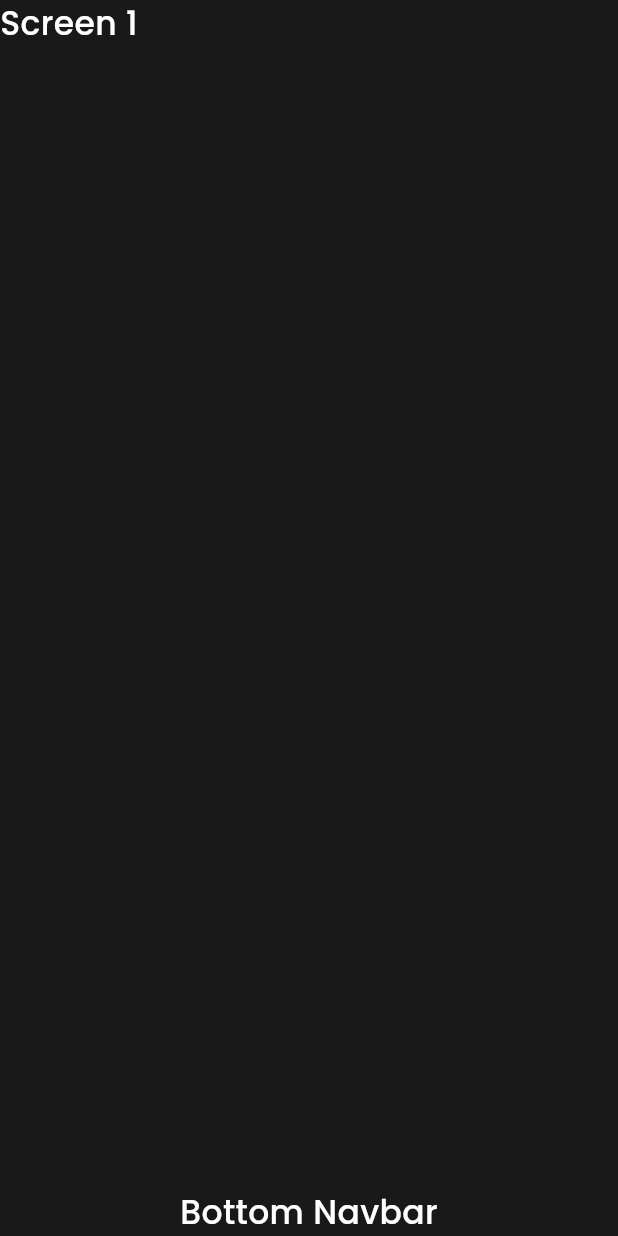
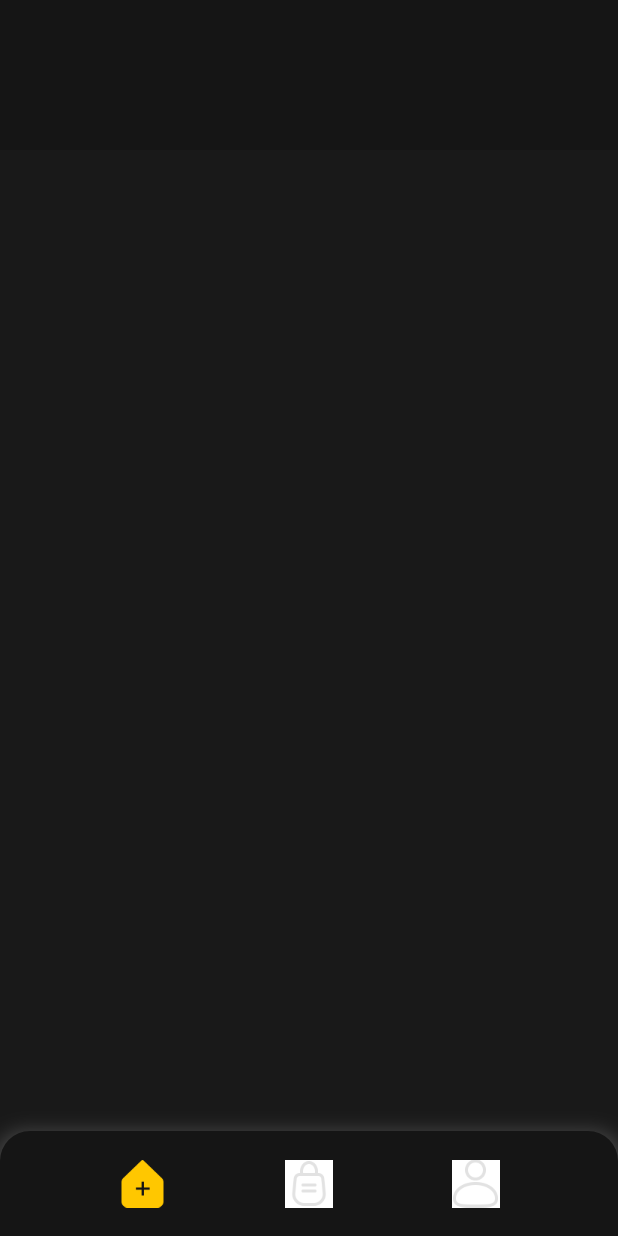
Before and after one commit to AqilFarros/food_app, a Flutter app: the MainPage screen opened directly, on a phone screen of 412 x 824 dp. Run offline on Flutter 3.47's test engine with Material 3 defaults, Android fonts, the phone set to English and light mode, and no system bars; our stand-ins replace flutter_spinkit, get, google_fonts, supercharged.

Commit message:
10 September 2024

```diff
--- /dev/null
+++ b/lib/ui/food_page.dart
@@ -0,0 +1,32 @@
+part of 'pages.dart';
+
+class FoodPage extends StatefulWidget {
+  const FoodPage({super.key});
+
+  @override
+  State<FoodPage> createState() => _FoodPageState();
+}
+
+class _FoodPageState extends State<FoodPage> {
+  int selectedIndex = 0;
+
+  @override
+  Widget build(BuildContext context) {
+    return ListView(
+      children: [
+        // header
+        Container(
+          width: double.infinity,
+          height: 100,
+          padding: const EdgeInsets.symmetric(
+            horizontal: defaultMargin,
+          ),
+          color: darkColor,
+          child: Row(
+            mainAxisAlignment: MainAxisAlignment.spaceBetween,
+          ),
+        ),
+      ],
+    );
+  }
+}
--- a/lib/ui/main_page.dart
+++ b/lib/ui/main_page.dart
@@ -31,9 +31,8 @@ class _MainPageState extends State<MainPage> {
                 });
               },
               children: [
-                Text(
-                  'Screen 1',
-                  style: heading1,
+                Center(
+                  child: FoodPage(),
                 ),
                 Text(
                   'Screen 2',
@@ -48,9 +47,14 @@ class _MainPageState extends State<MainPage> {
           ),
           Align(
             alignment: Alignment.bottomCenter,
-            child: Text(
-              'Bottom Navbar',
-              style: heading1,
+            child: BottomNavbar(
+              selectedIndex: selectedPage,
+              onTap: (int index) {
+                setState(() {
+                  selectedPage = index;
+                });
+                pageController.jumpToPage(index);
+              },
             ),
           )
         ],
--- a/lib/ui/pages.dart
+++ b/lib/ui/pages.dart
@@ -1,6 +1,7 @@
 import 'package:flutter/material.dart';
 import 'package:flutter_spinkit/flutter_spinkit.dart';
 import 'package:food_app/shared/shared.dart';
+import 'package:food_app/ui/widget/widgets.dart';
 import 'package:get/get.dart';
 import 'package:supercharged/supercharged.dart';
 
@@ -9,3 +10,4 @@ part 'sign_up_page.dart';
 part 'general_pages.dart';
 part 'address_page.dart';
 part 'main_page.dart';
+part 'food_page.dart';
--- /dev/null
+++ b/lib/ui/widget/bottom_navbar.dart
@@ -0,0 +1,97 @@
+part of 'widgets.dart';
+
+class BottomNavbar extends StatelessWidget {
+  const BottomNavbar({
+    super.key,
+    required this.selectedIndex,
+    required this.onTap,
+  });
+
+  final int selectedIndex;
+  final Function(int index) onTap;
+
+  @override
+  Widget build(BuildContext context) {
+    return Container(
+      width: double.infinity,
+      height: 70,
+      decoration: BoxDecoration(
+        color: darkColor,
+        boxShadow: [
+          BoxShadow(
+            color: Colors.white.withOpacity(0.2),
+            spreadRadius: 3,
+            blurRadius: 10,
+            offset: const Offset(0, 3),
+          ),
+        ],
+        borderRadius: const BorderRadius.only(
+          topLeft: Radius.circular(20),
+          topRight: Radius.circular(20),
+        ),
+      ),
+      child: Row(
+        mainAxisAlignment: MainAxisAlignment.spaceEvenly,
+        children: <Widget>[
+          GestureDetector(
+            onTap: () {
+              if (onTap != null) {
+                onTap!(0);
+              }
+            },
+            child: Container(
+              width: 32,
+              height: 32,
+              decoration: BoxDecoration(
+                image: DecorationImage(
+                  image: AssetImage(
+                    'assets/ic_home${(selectedIndex == 0) ? '.png' : '_normal.png'}',
+                  ),
+                  fit: BoxFit.contain,
+                ),
+              ),
+            ),
+          ),
+          GestureDetector(
+            onTap: () {
+              if (onTap != null) {
+                onTap!(1);
+              }
+            },
+            child: Container(
+              width: 32,
+              height: 32,
+              decoration: BoxDecoration(
+                image: DecorationImage(
+                  image: AssetImage(
+                    'assets/ic_order${(selectedIndex == 1) ? '.png' : '_normal.png'}',
+                  ),
+                  fit: BoxFit.contain,
+                ),
+              ),
+            ),
+          ),
+          GestureDetector(
+            onTap: () {
+              if (onTap != null) {
+                onTap!(2);
+              }
+            },
+            child: Container(
+              width: 32,
+              height: 32,
+              decoration: BoxDecoration(
+                image: DecorationImage(
+                  image: AssetImage(
+                    'assets/ic_profile${(selectedIndex == 2) ? '.png' : '_normal.png'}',
+                  ),
+                  fit: BoxFit.contain,
+                ),
+              ),
+            ),
+          ),
+        ],
+      ),
+    );
+  }
+}
--- /dev/null
+++ b/lib/ui/widget/widgets.dart
@@ -0,0 +1,5 @@
+import 'package:flutter/material.dart';
+import 'package:food_app/shared/shared.dart';
+import 'package:get/get.dart';
+
+part 'bottom_navbar.dart';
```
Also changed, not shown: lib/ui/widget/buttom_navbar.dart (deleted).
